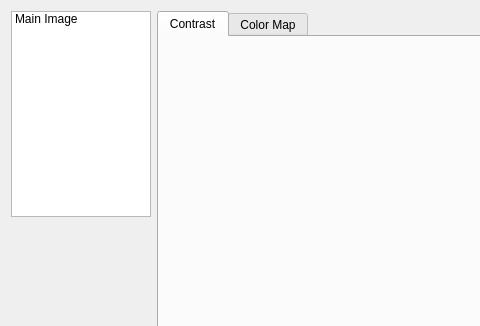
Before: the Qt Designer form GUI/Qt/Windows/LayerInspectorDialog.ui in pyushkevich/itksnap, drawn with Qt 5; both pictures show x 0 to 480 and y 0 to 326 of the 580 by 479 pixel window.
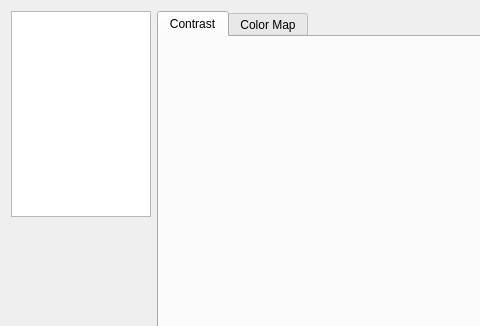
After: the same form once the commit is applied. Custom widgets are drawn as their Qt base class.

Commit message: Work on the contrast inspector.

Patch:
```diff
--- a/GUI/Qt/Windows/LayerInspectorDialog.ui
+++ b/GUI/Qt/Windows/LayerInspectorDialog.ui
@@ -21,7 +21,7 @@
        <number>0</number>
       </property>
       <item>
-       <widget class="QListWidget" name="listWidget">
+       <widget class="QListView" name="inLayer">
         <property name="sizePolicy">
          <sizepolicy hsizetype="Fixed" vsizetype="Expanding">
           <horstretch>0</horstretch>
@@ -34,11 +34,6 @@
           <height>16777215</height>
          </size>
         </property>
-        <item>
-         <property name="text">
-          <string>Main Image</string>
-         </property>
-        </item>
        </widget>
       </item>
       <item>
```
The commit also changes 34 other files.
